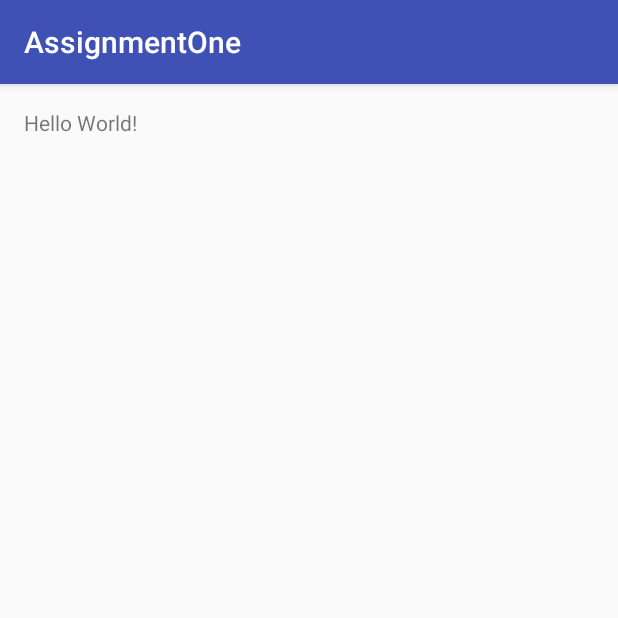
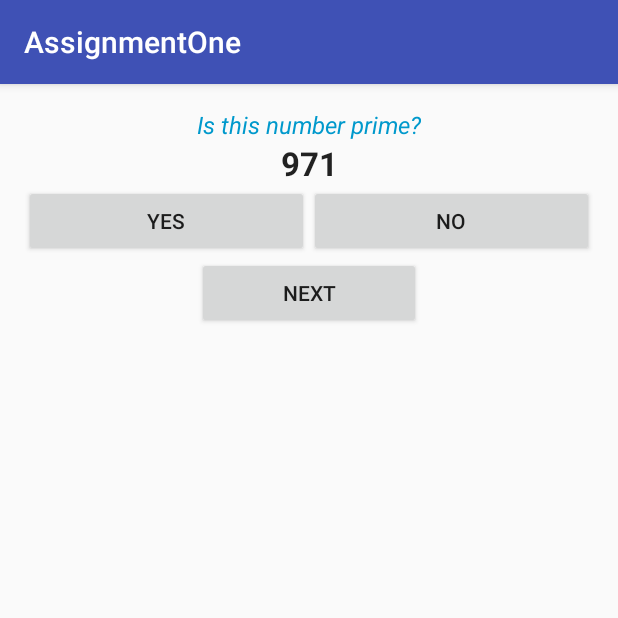
Before and after one commit to PrinceP/MCAssignmentOne, an Android app: the screen it shows after launch (QuizupActivity), on a phone screen of 412 x 824 dp, the top half of it. Run offline under Robolectric (Android 15) with nearby library versions, the phone set to English and light mode, and no system bars.

```diff
--- a/app/build.gradle
+++ b/app/build.gradle
@@ -6,7 +6,7 @@ android {
 
     defaultConfig {
         applicationId "com.example.root.assignmentone"
-        minSdkVersion 24
+        minSdkVersion 21
         targetSdkVersion 24
         versionCode 1
         versionName "1.0"
--- a/app/src/main/java/com/example/root/assignmentone/QuizupActivity.java
+++ b/app/src/main/java/com/example/root/assignmentone/QuizupActivity.java
@@ -2,12 +2,80 @@ package com.example.root.assignmentone;
 
 import android.support.v7.app.AppCompatActivity;
 import android.os.Bundle;
+import android.view.View;
+import android.widget.Button;
+import android.widget.TextView;
+import android.widget.Toast;
+
+import java.util.Random;
 
 public class QuizupActivity extends AppCompatActivity {
+
+
+    private Button yesButton;
+    private Button noButton;
+    private Button nextButton;
+    private TextView randomNumber_TextView;
+
+    private int randomNumber;
+    private String displayNumber;
+
+    public void setupQuestion(){
+        Random r = new Random();
+        randomNumber = r.nextInt(999) + 1;
+        displayNumber = "" + randomNumber + "" ;
+        randomNumber_TextView = (TextView) findViewById(R.id.TextView_randomNumber);
+        randomNumber_TextView.setText(displayNumber);
+    }
+
+    public boolean isPrime(){
+
+        for(int i = 2 ; i < randomNumber; i++){
+            if(randomNumber % i == 0)
+                return false;
+        }
+        return true;
+
+    }
+
 
     @Override
     protected void onCreate(Bundle savedInstanceState) {
         super.onCreate(savedInstanceState);
         setContentView(R.layout.activity_quizup);
+
+        setupQuestion();
+
+        yesButton = (Button)findViewById(R.id.yesButton);
+        noButton = (Button)findViewById(R.id.noButton);
+        nextButton = (Button)findViewById(R.id.nexButton);
+
+        yesButton.setOnClickListener(new View.OnClickListener() {
+            public void onClick(View v) {
+                if (isPrime()) {
+                    Toast.makeText(QuizupActivity.this, R.string.Correct_Toast, Toast.LENGTH_SHORT).show();
+                } else {
+                    Toast.makeText(QuizupActivity.this, R.string.Incorrect_Toast, Toast.LENGTH_SHORT).show();
+                }
+            }
+        });
+
+        noButton.setOnClickListener(new View.OnClickListener(){
+            public void onClick(View v){
+                if (isPrime()) {
+                    Toast.makeText(QuizupActivity.this, R.string.Incorrect_Toast, Toast.LENGTH_SHORT).show();
+                } else {
+                    Toast.makeText(QuizupActivity.this, R.string.Correct_Toast, Toast.LENGTH_SHORT).show();
+                }
+            }
+        });
+
+        nextButton.setOnClickListener(new View.OnClickListener(){
+            public void onClick(View v) {
+                setupQuestion();
+            }
+        });
+
+
     }
 }
--- a/app/src/main/res/layout/activity_quizup.xml
+++ b/app/src/main/res/layout/activity_quizup.xml
@@ -1,5 +1,5 @@
 <?xml version="1.0" encoding="utf-8"?>
-<RelativeLayout xmlns:android="http://schemas.android.com/apk/res/android"
+<TableLayout xmlns:android="http://schemas.android.com/apk/res/android"
     xmlns:tools="http://schemas.android.com/tools"
     android:layout_width="match_parent"
     android:layout_height="match_parent"
@@ -9,8 +9,73 @@
     android:paddingTop="@dimen/activity_vertical_margin"
     tools:context="com.example.root.assignmentone.QuizupActivity">
 
-    <TextView
+    <TableRow
+        android:layout_width="match_parent"
+        android:layout_height="wrap_content"
+        android:gravity="center_horizontal">
+
+        <TextView
+            android:layout_width="wrap_content"
+            android:layout_height="wrap_content"
+            android:text="@string/message_1"
+            android:textColor="@android:color/holo_blue_dark"
+            android:textSize="@dimen/abc_text_size_menu_material"
+            android:textStyle="italic"/>
+
+
+    </TableRow>
+
+    <TableRow
+        android:layout_width="match_parent"
+        android:layout_height="wrap_content"
+        android:gravity="center_horizontal">
+
+        <TextView
+            android:id="@+id/TextView_randomNumber"
+            android:layout_width="wrap_content"
+            android:layout_height="wrap_content"
+            android:textColor="@color/abc_primary_text_material_light"
+            android:textStyle="bold"
+            android:gravity="center"
+            android:textSize="@dimen/abc_text_size_large_material" />
+
+
+    </TableRow>
+
+    <TableRow
+        android:layout_width="match_parent"
+        android:layout_height="wrap_content"
+        android:orientation="horizontal">
+
+        <Button
+            android:id="@+id/yesButton"
+            android:text="@string/yesbutton"
+            android:layout_width="0dip"
+            android:layout_height="wrap_content"
+            android:layout_weight="1"
+            />
+
+        <Button
+            android:id="@+id/noButton"
+            android:text="@string/nobutton"
+            android:layout_width="0dip"
+            android:layout_height="wrap_content"
+            android:layout_weight="1"
+            />
+
+    </TableRow>
+
+    <TableRow
+        android:layout_width="match_parent"
+        android:layout_height="wrap_content"
+        android:gravity="center">
+
+    <Button
+        android:id="@+id/nexButton"
+        android:text="@string/nextbutton"
+        android:layout_height="wrap_content"
         android:layout_width="wrap_content"
-        android:layout_height="wrap_content"
-        android:text="Hello World!" />
-</RelativeLayout>
+        />
+
+    </TableRow>
+</TableLayout>
--- a/app/src/main/res/values/strings.xml
+++ b/app/src/main/res/values/strings.xml
@@ -1,3 +1,11 @@
 <resources>
     <string name="app_name">AssignmentOne</string>
+    <string name="message_1">Is this number prime?</string>
+    <string name="yesbutton">Yes</string>
+    <string name="nobutton">No</string>
+    <string name="nextbutton">Next</string>
+    <string name="Correct_Toast">You are right!</string>
+    <string name="Incorrect_Toast">Wrong</string>
+
+
 </resources>
```
